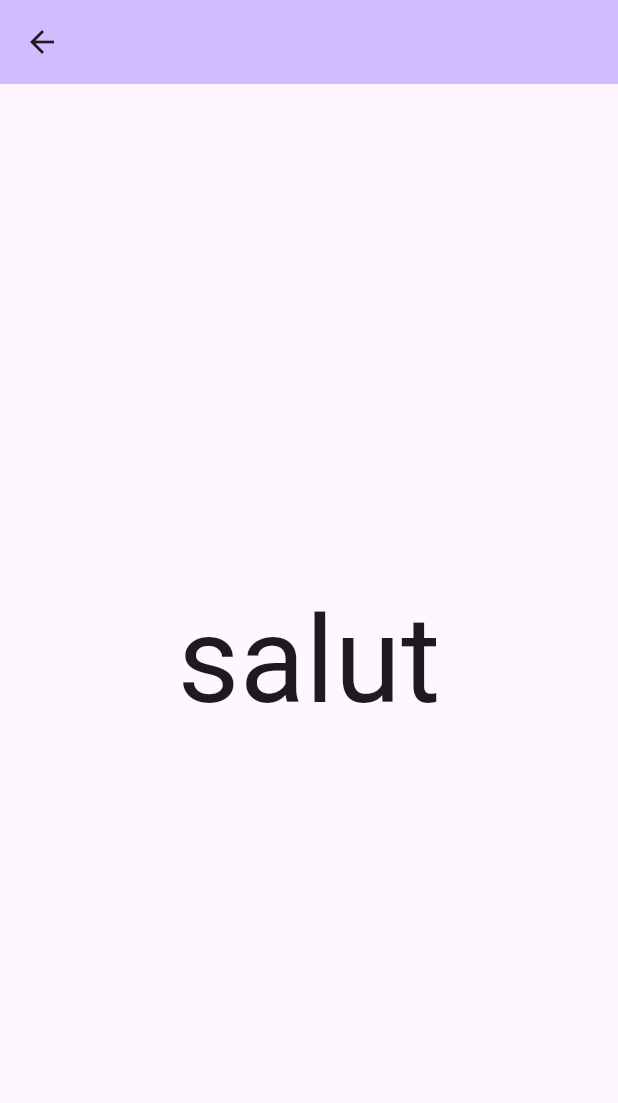
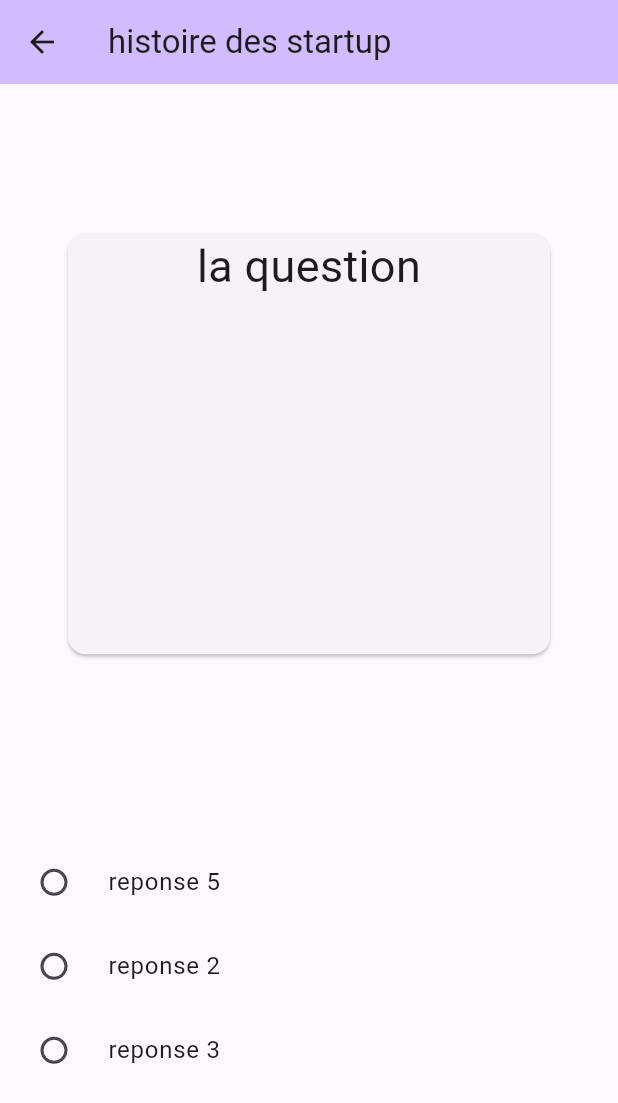
Before and after one commit to mggo96/startup-quizz, a Flutter app: the screen it shows after launch, after a tap on "histoire", on a phone screen of 412 x 824 dp. Shown: the top 1103 px of the screen. Run offline on Flutter 3.47's test engine with Material 3 defaults, Android fonts, the phone set to English and light mode, and no system bars.

```diff
--- a/lib/homequizz.dart
+++ b/lib/homequizz.dart
@@ -26,17 +26,17 @@ class _MyHomePageState extends State<quizzhome> {
     return Scaffold(
       appBar: AppBar(
         backgroundColor: Theme.of(context).colorScheme.inversePrimary,
-        title: Text(widget.title),
+        title: const Text("quizz"),
       ),
       body: Center(
         child: Column(
           mainAxisAlignment: MainAxisAlignment.center,
           children: <Widget>[
-            Text(
+            const Text(
               "bienvenue sur startupQuizz",
               style: TextStyle(fontSize: 40.0, fontWeight: FontWeight.bold),
             ),
-            Text(
+            const Text(
               "commençons",
               style: TextStyle(fontSize: 25.0),
             ),
@@ -48,7 +48,7 @@ class _MyHomePageState extends State<quizzhome> {
                   Navigator.push(
                     context,
                     MaterialPageRoute(
-                        builder: (context) => question(
+                        builder: (context) => Question(
                               title: '',
                             )),
                   );
@@ -75,7 +75,7 @@ class _MyHomePageState extends State<quizzhome> {
                   Navigator.push(
                     context,
                     MaterialPageRoute(
-                        builder: (context) => question(
+                        builder: (context) => Question(
                               title: '',
                             )),
                   );
@@ -102,7 +102,7 @@ class _MyHomePageState extends State<quizzhome> {
                   Navigator.push(
                     context,
                     MaterialPageRoute(
-                        builder: (context) => question(
+                        builder: (context) => Question(
                               title: '',
                             )),
                   );
--- a/lib/question.dart
+++ b/lib/question.dart
@@ -1,35 +1,94 @@
 import 'package:flutter/material.dart';
 
-class question extends StatefulWidget {
-  const question({super.key, required this.title});
+class Question extends StatefulWidget {
+  const Question({super.key, required this.title});
 
   final String title;
 
   @override
-  State<question> createState() => _MyHomePageState();
+  State<Question> createState() => _MyHomePageState();
 }
 
-class _MyHomePageState extends State<question> {
-  int _counter = 0;
-
-  get onPressed => null;
-
-  void _incrementCounter() {
-    setState(() {
-      _counter++;
-    });
-  }
-
+class _MyHomePageState extends State<Question> {
   @override
   Widget build(BuildContext context) {
     return Scaffold(
       appBar: AppBar(
         backgroundColor: Theme.of(context).colorScheme.inversePrimary,
-        title: Text(widget.title),
+        title: const Text("histoire des startup"),
       ),
       body: Center(
-        child: Text("salut", style: TextStyle(fontSize: 80)),
+        child: Column(
+          mainAxisAlignment: MainAxisAlignment.center,
+          children: [
+            SizedBox(
+              width: MediaQuery.of(context).size.width * 0.8,
+              height: MediaQuery.of(context).size.height * 0.35,
+              child: const Card(
+                child: Text(
+                  "la question",
+                  textAlign: TextAlign.center,
+                  style: TextStyle(fontSize: 30),
+                ),
+              ),
+            ),
+            const SizedBox(height: 120),
+            const RadioListTileDemo(),
+          ],
+        ),
       ),
     );
   }
 }
+
+class RadioListTileDemo extends StatefulWidget {
+  const RadioListTileDemo({super.key});
+
+  @override
+  _RadioListTileDemoState createState() => _RadioListTileDemoState();
+}
+
+class _RadioListTileDemoState extends State<RadioListTileDemo> {
+  String _selectedOption = 'reponse_un';
+
+  @override
+  Widget build(BuildContext context) {
+    return Column(
+      children: <Widget>[
+        Align(
+          alignment: Alignment.center,
+          child: RadioListTile<String>(
+            title: const Text('reponse 5'),
+            value: 'reponse 5',
+            groupValue: _selectedOption,
+            onChanged: (value) {
+              setState(() {
+                _selectedOption = value!;
+              });
+            },
+          ),
+        ),
+        RadioListTile<String>(
+          title: const Text('reponse 2'),
+          value: 'reponse 2',
+          groupValue: _selectedOption,
+          onChanged: (value) {
+            setState(() {
+              _selectedOption = value!;
+            });
+          },
+        ),
+        RadioListTile<String>(
+          title: const Text('reponse 3'),
+          value: 'reponse 3',
+          groupValue: _selectedOption,
+          onChanged: (value) {
+            setState(() {
+              _selectedOption = value!;
+            });
+          },
+        ),
+      ],
+    );
+  }
+}
```
